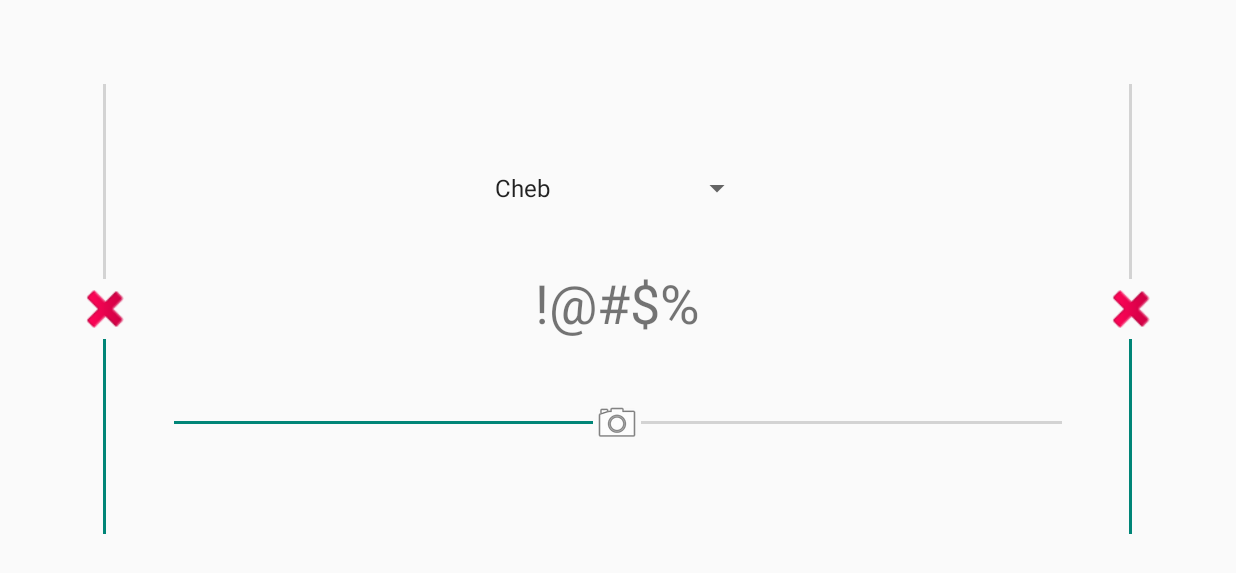
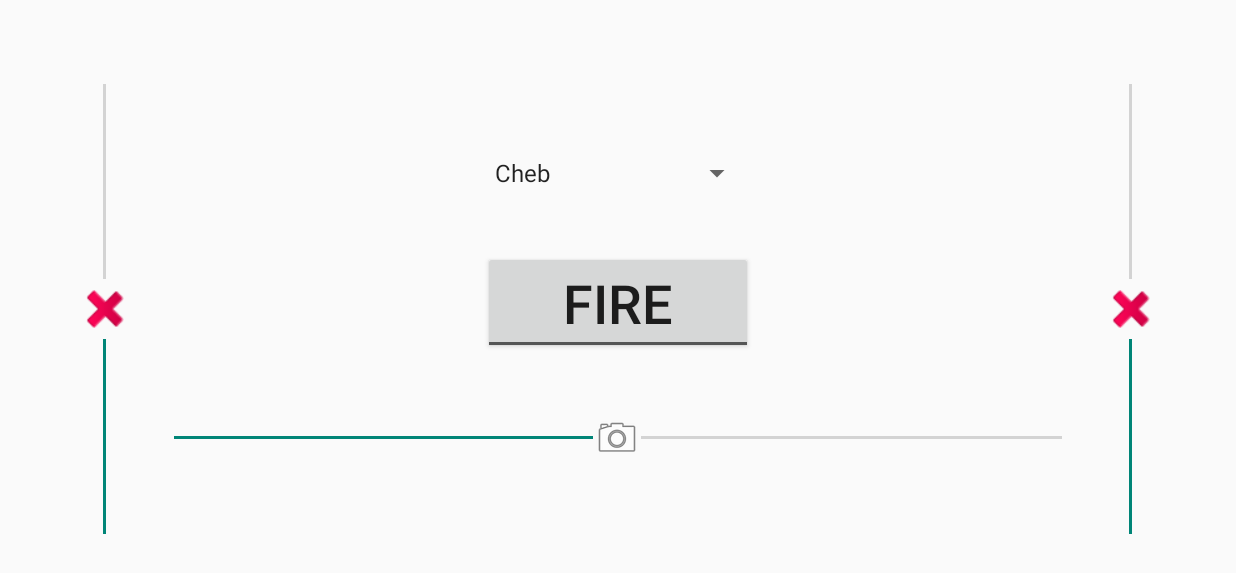
Before and after one commit to chebTS/IOTeKreative, an Android app: the screen it shows after launch (MainActivity), on a phone screen of 824 x 412 dp (held sideways). Shown: the top 573 px of the screen. Run offline under Robolectric (Android 15) with nearby library versions, the phone set to English and light mode, and no system bars; our stand-ins replace Firebase (no records; nobody signed in at launch, a user with empty details on screens opened directly).

Commit message:
fire added

```diff
--- a/app/src/main/java/com/ekreative/iotekreative/activities/MainActivity.java
+++ b/app/src/main/java/com/ekreative/iotekreative/activities/MainActivity.java
@@ -6,8 +6,10 @@ import android.util.Log;
 import android.view.View;
 import android.widget.AdapterView;
 import android.widget.ArrayAdapter;
+import android.widget.CompoundButton;
 import android.widget.SeekBar;
 import android.widget.Spinner;
+import android.widget.ToggleButton;
 
 import com.ekreative.iotekreative.R;
 import com.ekreative.iotekreative.views.VerticalSeekBar;
@@ -21,16 +23,26 @@ public class MainActivity extends AppCompatActivity {
     private DatabaseReference referenceLeft;
     private DatabaseReference referenceRight;
     private DatabaseReference referenceServo;
-    private final String LEFT_MOTOR_0 = "cheb_motor_l";
-    private final String RIGHT_MOTOR_0 = "cheb_motor_r";
-    private final String LEFT_MOTOR_1 = "gary_motor_l";
-    private final String RIGHT_MOTOR_1 = "gary_motor_r";
-    private final String LEFT_MOTOR_2 = "kirill_motor_l";
-    private final String RIGHT_MOTOR_2 = "kirill_motor_r";
+    private DatabaseReference referenceFire;
+
+    private final String CHEB_LEFT_MOTOR = "cheb_motor_l";
+    private final String CHEB_RIGHT_MOTOR = "cheb_motor_r";
+
+    private final String GARY_LEFT_MOTOR = "gary_motor_l";
+    private final String GARY_RIGHT_MOTOR = "gary_motor_r";
+
+    private final String KIRILL_LEFT_MOTOR = "kirill_motor_l";
+    private final String KIRILL_RIGHT_MOTOR = "kirill_motor_r";
 
     private final String CHEB_SERVO = "cheb_servo";
     private final String GARY_SERVO = "gary_servo";
     private final String KIRILL_SERVO = "kirill_servo";
+
+    private final String CHEB_FIRE= "cheb_fire";
+    private final String GARY_FIRE = "gary_fire";
+    private final String KIRILL_FIRE = "kirill_fire";
+
+
 
     private final int ZERO = 255;
 
@@ -40,19 +52,22 @@ public class MainActivity extends AppCompatActivity {
         switch (i){
             default:
             case 0:
-                referenceLeft = FirebaseDatabase.getInstance().getReference().child(LEFT_MOTOR_0);
-                referenceRight = FirebaseDatabase.getInstance().getReference().child(RIGHT_MOTOR_0);
+                referenceLeft = FirebaseDatabase.getInstance().getReference().child(CHEB_LEFT_MOTOR);
+                referenceRight = FirebaseDatabase.getInstance().getReference().child(CHEB_RIGHT_MOTOR);
                 referenceServo = FirebaseDatabase.getInstance().getReference().child(CHEB_SERVO);
+                referenceFire = FirebaseDatabase.getInstance().getReference().child(CHEB_FIRE);
                 break;
             case 1:
-                referenceLeft = FirebaseDatabase.getInstance().getReference().child(LEFT_MOTOR_1);
-                referenceRight = FirebaseDatabase.getInstance().getReference().child(RIGHT_MOTOR_1);
+                referenceLeft = FirebaseDatabase.getInstance().getReference().child(GARY_LEFT_MOTOR);
+                referenceRight = FirebaseDatabase.getInstance().getReference().child(GARY_RIGHT_MOTOR);
                 referenceServo = FirebaseDatabase.getInstance().getReference().child(GARY_SERVO);
+                referenceFire = FirebaseDatabase.getInstance().getReference().child(GARY_FIRE);
                 break;
             case 2:
-                referenceLeft = FirebaseDatabase.getInstance().getReference().child(LEFT_MOTOR_2);
-                referenceRight = FirebaseDatabase.getInstance().getReference().child(RIGHT_MOTOR_2);
+                referenceLeft = FirebaseDatabase.getInstance().getReference().child(KIRILL_LEFT_MOTOR);
+                referenceRight = FirebaseDatabase.getInstance().getReference().child(KIRILL_RIGHT_MOTOR);
                 referenceServo = FirebaseDatabase.getInstance().getReference().child(KIRILL_SERVO);
+                referenceFire = FirebaseDatabase.getInstance().getReference().child(KIRILL_FIRE);
                 break;
         }
     }
@@ -65,6 +80,17 @@ public class MainActivity extends AppCompatActivity {
         changeRobot(0);
         setUpSpinner();
         setUpProgressBars();
+        ToggleButton button = (ToggleButton) findViewById(R.id.btn_fire);
+        button.setOnCheckedChangeListener(new CompoundButton.OnCheckedChangeListener() {
+            @Override
+            public void onCheckedChanged(CompoundButton compoundButton, boolean b) {
+                if (b){
+                    referenceFire.setValue(1);
+                }else{
+                    referenceFire.setValue(0);
+                }
+            }
+        });
     }
 
     protected void setUpSpinner(){
--- a/app/src/main/res/layout/activity_main.xml
+++ b/app/src/main/res/layout/activity_main.xml
@@ -35,11 +35,14 @@
                 android:layout_width="180dp"
                 android:layout_height="wrap_content" />
 
-            <TextView
+            <ToggleButton
+                android:id="@+id/btn_fire"
                 android:textSize="36sp"
-                android:layout_width="wrap_content"
+                android:padding="10dp"
+                android:layout_width="180dp"
                 android:layout_height="wrap_content"
-                android:text="!@#$%"/>
+                android:textOff="FIRE"
+                android:textOn="STOP"/>
 
             <SeekBar
                 android:id="@+id/servo"
```
